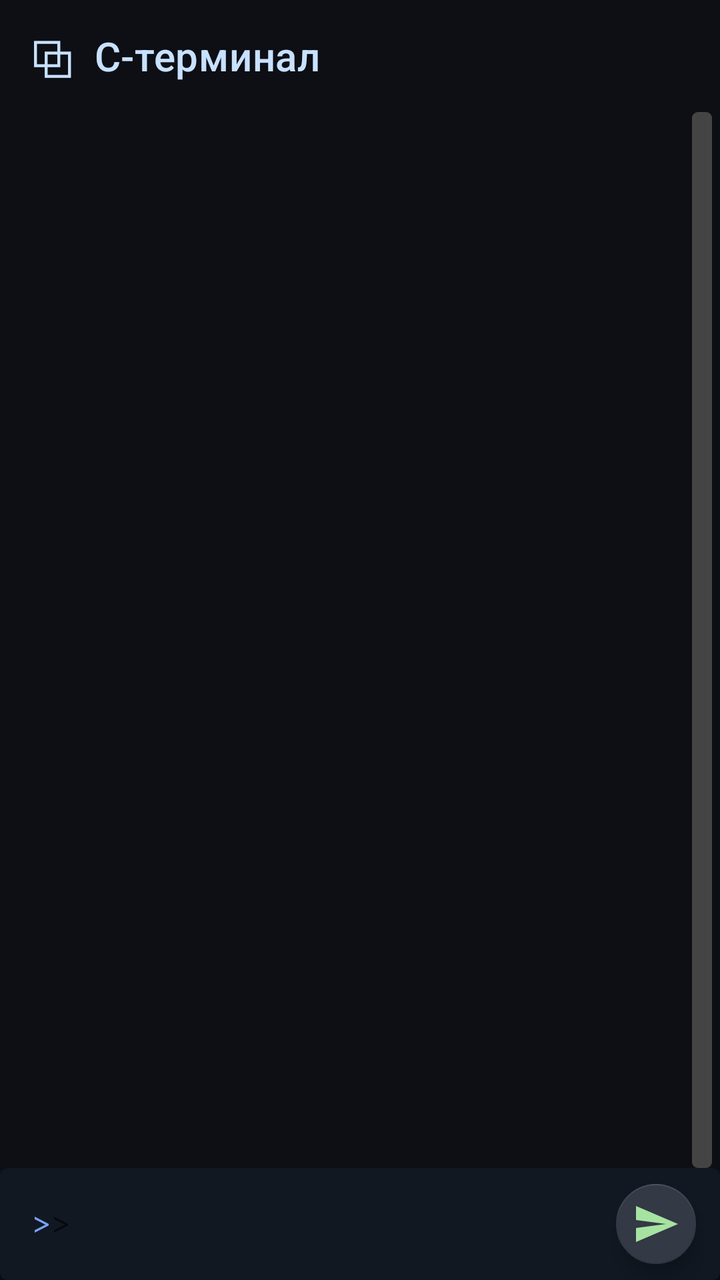
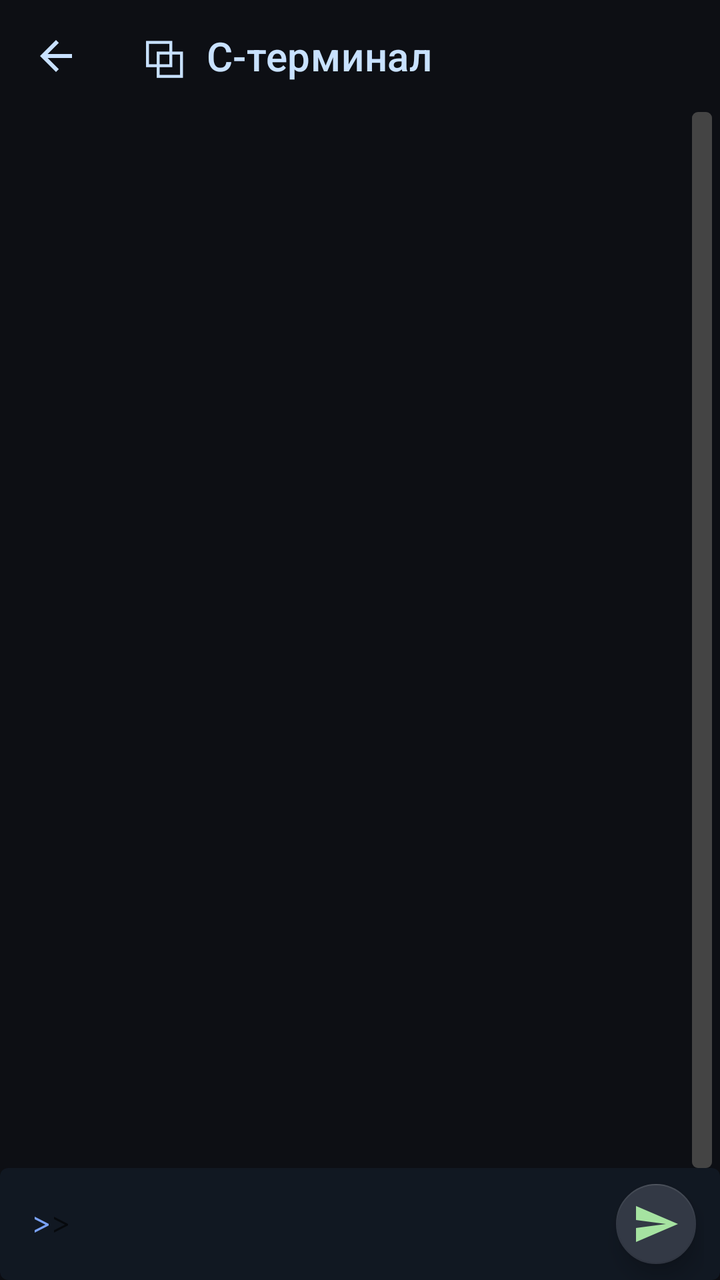

Before-and-after screenshots of an Android layout around one commit, followed by the original layout XML and the change that was made.
<!-- AndroidManifest.xml: application theme Theme.Shift -->
<!-- res/layout/activity_terminal.xml -->
<?xml version="1.0" encoding="utf-8"?>
<androidx.constraintlayout.widget.ConstraintLayout
    xmlns:android="http://schemas.android.com/apk/res/android"
    xmlns:app="http://schemas.android.com/apk/res-auto"
    android:layout_width="match_parent"
    android:layout_height="match_parent"
    android:background="#0D0F14">

    
    <com.google.android.material.appbar.MaterialToolbar
        android:id="@+id/topBar"
        android:layout_width="0dp"
        android:layout_height="56dp"
        android:backgroundTint="#111822"
        app:title="⧉  C-терминал"
        app:titleTextColor="#C8E1FF"
        app:layout_constraintTop_toTopOf="parent"
        app:layout_constraintStart_toStartOf="parent"
        app:layout_constraintEnd_toEndOf="parent" />

    
    <ImageView
        android:id="@+id/noiseOverlay"
        android:layout_width="0dp"
        android:layout_height="0dp"
        android:src="@drawable/noise"
        android:scaleType="fitXY"
        android:alpha="0"
        android:visibility="gone"
        app:layout_constraintTop_toTopOf="parent"
        app:layout_constraintBottom_toBottomOf="parent"
        app:layout_constraintStart_toStartOf="parent"
        app:layout_constraintEnd_toEndOf="parent"
        android:elevation="10dp"/>


    
    <androidx.cardview.widget.CardView
        android:id="@+id/noiseCard"
        android:layout_width="10dp"
        android:layout_height="0dp"
        android:layout_marginEnd="4dp"
        app:cardCornerRadius="3dp"
        app:cardElevation="0dp"
        app:cardUseCompatPadding="false"
        app:cardBackgroundColor="#222222"
        app:layout_constraintTop_toBottomOf="@id/topBar"
        app:layout_constraintBottom_toTopOf="@+id/inputBar"
        app:layout_constraintEnd_toEndOf="parent">

        <LinearLayout
            android:id="@+id/noiseIndicator"
            android:layout_width="match_parent"
            android:layout_height="match_parent"
            android:orientation="vertical"
            android:gravity="bottom">

            
            <include layout="@layout/item_noise" android:id="@+id/lvl7"/>
            <include layout="@layout/item_noise" android:id="@+id/lvl6"/>
            <include layout="@layout/item_noise" android:id="@+id/lvl5"/>
            <include layout="@layout/item_noise" android:id="@+id/lvl4"/>
            <include layout="@layout/item_noise" android:id="@+id/lvl3"/>
            <include layout="@layout/item_noise" android:id="@+id/lvl2"/>
            <include layout="@layout/item_noise" android:id="@+id/lvl1"/>
        </LinearLayout>
    </androidx.cardview.widget.CardView>

    
    <androidx.recyclerview.widget.RecyclerView
        android:id="@+id/consoleList"
        android:layout_width="0dp"
        android:layout_height="0dp"
        android:scrollbars="vertical"
        android:clipToPadding="false"
        android:padding="6dp"
        app:layout_constraintTop_toBottomOf="@id/topBar"
        app:layout_constraintBottom_toTopOf="@+id/inputBar"
        app:layout_constraintStart_toStartOf="parent"
        app:layout_constraintEnd_toStartOf="@id/noiseCard" />

    
    <com.google.android.material.card.MaterialCardView
        android:id="@+id/inputBar"
        android:layout_width="0dp"
        android:layout_height="56dp"
        android:layout_marginTop="4dp"
        android:backgroundTint="#111822"
        app:cardElevation="4dp"
        app:strokeWidth="0dp"
        app:layout_constraintBottom_toBottomOf="parent"
        app:layout_constraintStart_toStartOf="parent"
        app:layout_constraintEnd_toEndOf="parent">

        <LinearLayout
            android:layout_width="match_parent"
            android:layout_height="match_parent"
            android:orientation="horizontal"
            android:gravity="center_vertical"
            android:paddingStart="8dp"
            android:paddingEnd="8dp">

            
            <include
                android:id="@+id/prompt"
                layout="@layout/view_prompt_input"
                android:layout_width="0dp"
                android:layout_height="wrap_content"
                android:layout_weight="1"/>

            
            <com.google.android.material.floatingactionbutton.FloatingActionButton
                android:id="@+id/btnSend"
                android:layout_width="wrap_content"
                android:layout_height="wrap_content"
                android:layout_marginStart="8dp"
                app:fabSize="mini"
                app:backgroundTint="#333945"
                app:tint="#A6E3A1"
                app:srcCompat="@drawable/ic_send_24"/>
        </LinearLayout>
    </com.google.android.material.card.MaterialCardView>

</androidx.constraintlayout.widget.ConstraintLayout>
<!-- res/layout/item_noise.xml (included above) -->
<View xmlns:android="http://schemas.android.com/apk/res/android"
    android:layout_width="match_parent"
    android:layout_height="0dp"
    android:layout_weight="1"
    android:background="#444444"/>
<!-- res/layout/view_prompt_input.xml (included above) -->
<?xml version="1.0" encoding="utf-8"?>
<LinearLayout
    xmlns:android="http://schemas.android.com/apk/res/android"
    android:layout_width="match_parent"
    android:layout_height="wrap_content"
    android:gravity="center_vertical"
    android:orientation="horizontal"
    android:paddingEnd="8dp"
    android:paddingStart="8dp">

    
    <TextView
        android:id="@+id/promptSign"
        android:layout_width="wrap_content"
        android:layout_height="wrap_content"
        android:fontFamily="monospace"
        android:text=">"
        android:textColor="#7AA2F7"
        android:textSize="16sp" />

    
    
    <androidx.appcompat.widget.AppCompatAutoCompleteTextView
        android:id="@+id/editCommand"
        android:layout_width="0dp"
        android:layout_height="wrap_content"
        android:layout_weight="1"
        android:background="@android:color/transparent"
        android:completionThreshold="1"
        android:fontFamily="monospace"
        android:hint=">"
        android:imeOptions="actionDone"
        android:inputType="textNoSuggestions"
        android:textColor="#A6E3A1"
        android:textSize="16sp" />
</LinearLayout>
<!-- resources referenced by this layout -->
<resources>
  <!-- drawable ic_send_24 (drawable) -->
  <vector xmlns:android="http://schemas.android.com/apk/res/android"
      android:width="48dp"
      android:height="48dp"
      android:viewportWidth="48"
      android:viewportHeight="48">
    <path
        android:fillColor="#FF000000"
        android:pathData="M4.02,42L46,24 4.02,6 4,20l30,4 -30,4z"/>
  </vector>
  <!-- drawable noise (drawable) -->
  <?xml version="1.0" encoding="utf-8"?>
  <bitmap xmlns:android="http://schemas.android.com/apk/res/android"
      android:src="@drawable/noise_tile"
      android:tileMode="repeat" />
  <style name="Theme.Shift" parent="Theme.MaterialComponents.DayNight.NoActionBar">
          
          <item name="colorPrimary">@color/purple_500</item>
          <item name="colorPrimaryVariant">@color/purple_700</item>
          <item name="colorOnPrimary">@color/white</item>
          
          <item name="colorSecondary">@color/teal_200</item>
          <item name="colorSecondaryVariant">@color/teal_700</item>
          <item name="colorOnSecondary">@color/black</item>
          
          <item name="android:statusBarColor">?attr/colorPrimaryVariant</item>
          
      </style>
  <!-- drawable noise_tile: png bitmap (drawable, 5464 bytes) -->
  <color name="purple_500">#FF6200EE</color>
  <color name="purple_700">#FF3700B3</color>
  <color name="white">#FFFFFFFF</color>
  <color name="teal_200">#FF03DAC5</color>
  <color name="teal_700">#FF018786</color>
  <color name="black">#FF000000</color>
</resources>

<!-- the commit's change to res/layout/activity_terminal.xml (unified diff, before → after) -->
@@ -16,7 +16,9 @@
         app:titleTextColor="#C8E1FF"
         app:layout_constraintTop_toTopOf="parent"
         app:layout_constraintStart_toStartOf="parent"
-        app:layout_constraintEnd_toEndOf="parent" />
+        app:layout_constraintEnd_toEndOf="parent"
+        app:navigationIcon="@drawable/ic_arrow_back_24"
+        app:navigationIconTint="#C8E1FF" />
 
     
     <ImageView
<!-- resource entries referenced after the edit -->
@@ -1,5 +1,16 @@
 <!-- resources referenced by this layout -->
 <resources>
+  <!-- drawable ic_arrow_back_24 (drawable) -->
+  <?xml version="1.0" encoding="utf-8"?>
+  <vector xmlns:android="http://schemas.android.com/apk/res/android"
+      android:width="24dp"
+      android:height="24dp"
+      android:viewportWidth="24"
+      android:viewportHeight="24">
+      <path
+          android:fillColor="#FFFFFF"
+          android:pathData="M20,11H7.83l5.59-5.59L12,4l-8,8 8,8 1.41-1.41L7.83,13H20v-2z"/>
+  </vector>
   <!-- drawable ic_send_24 (drawable) -->
   <vector xmlns:android="http://schemas.android.com/apk/res/android"
       android:width="48dp"
